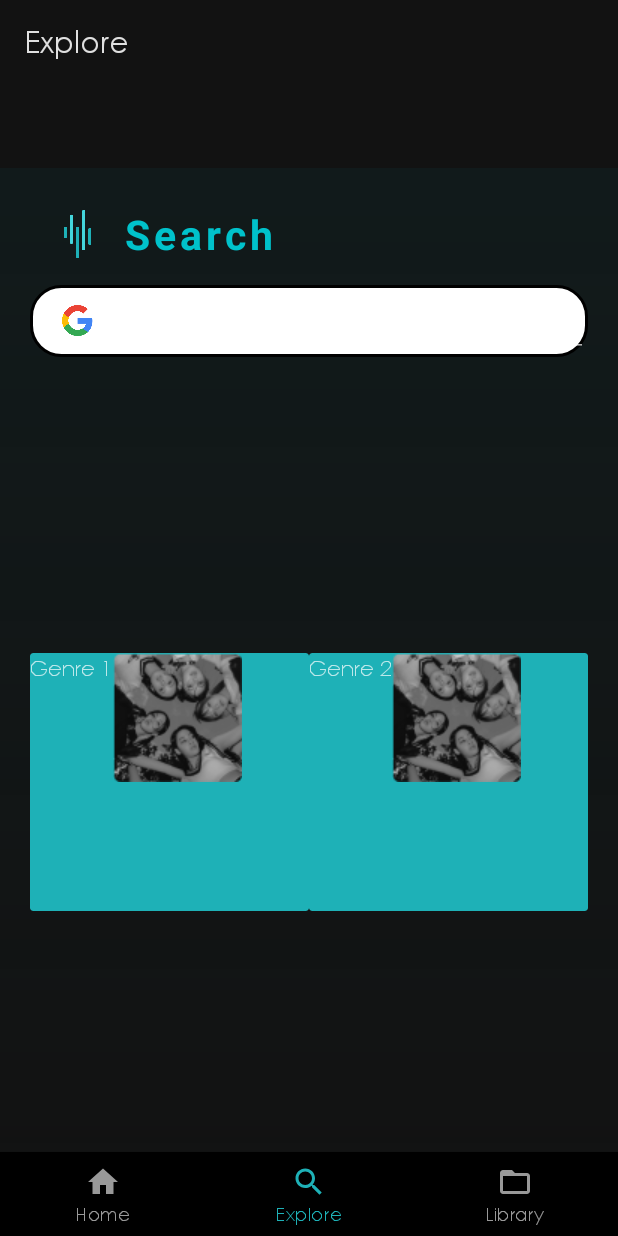
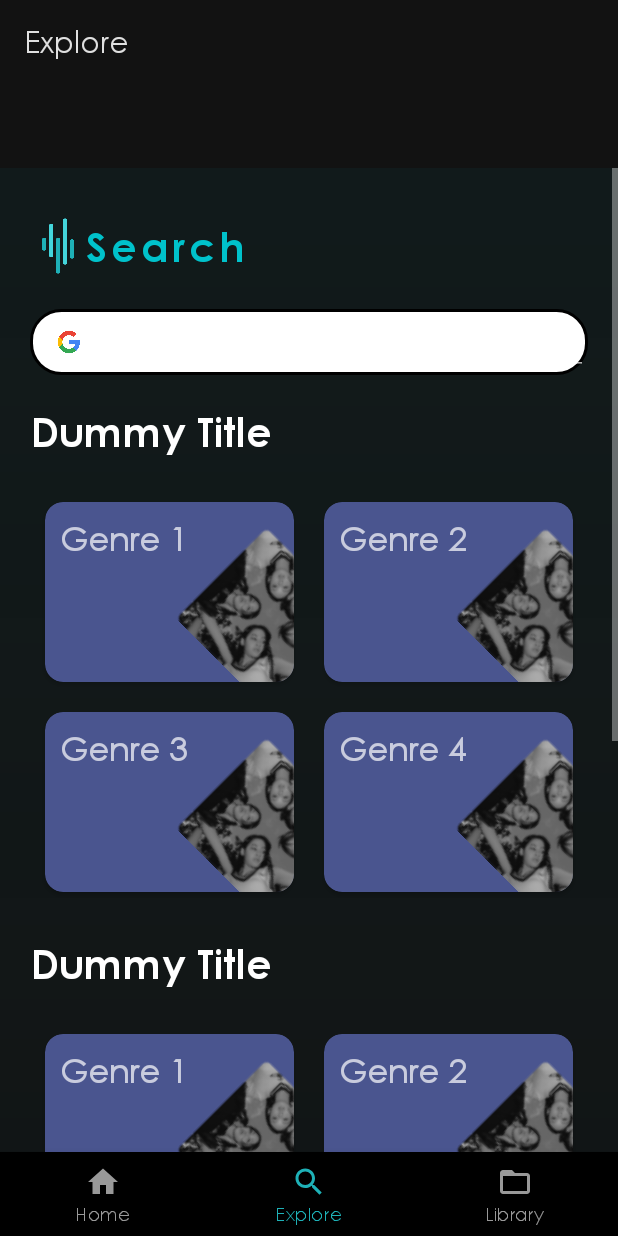
Before and after one commit to RafiqiFariz/flowbyte, an Android app: the ExploreFragment screen opened through its navigation route, on a phone screen of 412 x 824 dp. Run offline under Robolectric (Android 15) with nearby library versions, the phone set to English and light mode, and no system bars; our stand-ins replace navigation-ui.

Commit message:
feat: update explore done

```diff
--- a/app/src/main/java/com/flowbyte/ui/explore/ExploreFragment.kt
+++ b/app/src/main/java/com/flowbyte/ui/explore/ExploreFragment.kt
@@ -34,16 +34,36 @@ class ExploreFragment : Fragment() {
         val listGenres = listOf(
             ListGenre("Genre 1", R.drawable.genre),
             ListGenre("Genre 2", R.drawable.genre),
-            ListGenre("Genre 3", R.drawable.genre)
+            ListGenre("Genre 3", R.drawable.genre),
+            ListGenre("Genre 4", R.drawable.genre)
         )
 
-        // Setting up RecyclerView with GridLayoutManager
-        val layoutManager = GridLayoutManager(requireContext(), 2) // 2 columns
+        val allGenres = listOf(
+            ListGenre("Genre 1", R.drawable.genre),
+            ListGenre("Genre 2", R.drawable.genre),
+            ListGenre("Genre 3", R.drawable.genre),
+            ListGenre("Genre 4", R.drawable.genre),
+            ListGenre("Genre 5", R.drawable.genre),
+            ListGenre("Genre 6", R.drawable.genre),
+            ListGenre("Genre 7", R.drawable.genre),
+            ListGenre("Genre 8", R.drawable.genre)
+        )
+
+        // Setting up RecyclerView with LinearLayoutManager for the first RecyclerView
+        val gridLayoutManager1 = GridLayoutManager(requireContext(), 2) // 2 columns
+        binding.recyclerViewGenre.layoutManager = gridLayoutManager1
 
         // Creating adapter with a lambda to provide the fragment instance
         adapter = RecyclerViewListGenreAdapter({ this }, listGenres)
         binding.recyclerViewGenre.adapter = adapter
-        binding.recyclerViewGenre.layoutManager = layoutManager
+
+        // Setting up RecyclerView with GridLayoutManager for the second RecyclerView
+        val gridLayoutManager2 = GridLayoutManager(requireContext(), 2) // 2 columns
+        binding.recyclerViewALLGenre.layoutManager = gridLayoutManager2
+
+        // Creating adapter with a lambda to provide the fragment instance
+        adapter = RecyclerViewListGenreAdapter({ this }, allGenres)
+        binding.recyclerViewALLGenre.adapter = adapter
 
         return root
     }
--- /dev/null
+++ b/app/src/main/res/drawable/rounded_corners.xml
@@ -0,0 +1,5 @@
+<?xml version="1.0" encoding="utf-8"?>
+<shape xmlns:android="http://schemas.android.com/apk/res/android">
+    <corners android:radius="8dp" />
+    <solid android:color="@color/blue" />
+</shape>
--- /dev/null
+++ b/app/src/main/res/drawable/shape.xml
@@ -0,0 +1,21 @@
+<?xml version="1.0" encoding="utf-8"?>
+<shape
+    xmlns:android="http://schemas.android.com/apk/res/android"
+    android:shape="rectangle"   >
+
+    <solid
+        android:color="#75C922" >
+    </solid>
+
+    <padding
+        android:left="5dp"
+        android:top="5dp"
+        android:right="5dp"
+        android:bottom="5dp"    >
+    </padding>
+
+    <corners
+        android:radius="11dp"   >
+    </corners>
+
+</shape>
--- a/app/src/main/res/layout/fragment_explore.xml
+++ b/app/src/main/res/layout/fragment_explore.xml
@@ -1,9 +1,14 @@
 <?xml version="1.0" encoding="utf-8"?>
-<androidx.constraintlayout.widget.ConstraintLayout xmlns:android="http://schemas.android.com/apk/res/android"
+<ScrollView xmlns:android="http://schemas.android.com/apk/res/android"
     xmlns:app="http://schemas.android.com/apk/res-auto"
     xmlns:tools="http://schemas.android.com/tools"
     android:layout_width="match_parent"
-    android:layout_height="match_parent"
+    android:layout_marginBottom="50dp"
+    android:layout_height="match_parent">
+
+    <androidx.constraintlayout.widget.ConstraintLayout
+        android:layout_width="match_parent"
+        android:layout_height="wrap_content"
         android:padding="@dimen/page_margin"
         android:background="@drawable/gradient_background"
         tools:context=".ui.explore.ExploreFragment">
@@ -18,8 +23,8 @@
             app:layout_constraintEnd_toEndOf="parent">
 
             <ImageView
-            android:layout_width="63dp"
-            android:layout_height="48dp"
+                android:layout_width="37dp"
+                android:layout_height="64dp"
                 android:src="@drawable/logo_flowbyte"
                 android:padding="8dp" />
 
@@ -30,9 +35,9 @@
                 android:text="Search"
                 android:textColor="#00C2CB"
                 android:textSize="27sp"
-            android:fontFamily="sans-serif"
+                android:fontFamily="@font/gothic_b"
                 android:textStyle="bold"
-            android:lineSpacingExtra="27px"
+                android:lineSpacingExtra="36sp"
                 android:layout_gravity="center_vertical"
                 android:letterSpacing=".1" />
         </LinearLayout>
@@ -43,6 +48,7 @@
             android:layout_height="wrap_content"
             android:layout_marginTop="10dp"
             android:orientation="horizontal"
+            android:paddingLeft="10dp"
             android:background="@drawable/rounded_border"
             app:layout_constraintTop_toBottomOf="@id/firstLinearLayout"
             app:layout_constraintStart_toStartOf="parent"
@@ -50,8 +56,8 @@
 
             <ImageView
                 android:id="@+id/logoImageView"
-            android:layout_width="63dp"
-            android:layout_height="38dp"
+                android:layout_width="32dp"
+                android:layout_height="32dp"
                 android:layout_gravity="center"
                 android:src="@drawable/google_icon"
                 android:padding="8dp" />
@@ -59,19 +65,53 @@
             <EditText
                 android:id="@+id/searchEditText"
                 android:layout_width="0dp"
-            android:layout_height="48dp"
+                android:layout_height="44dp"
                 android:layout_weight="1"
                 android:hint="Songs, Artists, Podcasts &amp; More"
                 android:textColor="@color/black"
                 android:padding="10dp"/>
         </LinearLayout>
+
+        <TextView
+            android:id="@+id/textViewTopGenres"
+            style="@style/TextAppearance.AppCompat.Headline"
+            android:layout_width="match_parent"
+            android:layout_height="wrap_content"
+            android:layout_marginTop="20dp"
+            android:text="@string/song_title"
+            android:fontFamily="@font/gothic_b"
+            android:textSize="27dp"
+            app:layout_constraintTop_toBottomOf="@+id/secondLinearLayout" />
+
         <androidx.recyclerview.widget.RecyclerView
             android:id="@+id/recyclerViewGenre"
             android:layout_width="match_parent"
+            android:layout_marginTop="20dp"
             android:layout_height="wrap_content"
             app:layoutManager="androidx.recyclerview.widget.LinearLayoutManager"
-        app:layout_constraintTop_toBottomOf="@id/secondLinearLayout"
-        app:layout_constraintBottom_toBottomOf="parent"
+            app:layout_constraintTop_toBottomOf="@id/textViewTopGenres"
+            app:layout_constraintStart_toStartOf="parent"
+            app:layout_constraintEnd_toEndOf="parent"/>
+
+        <TextView
+            android:id="@+id/textViewAllGenres"
+            style="@style/TextAppearance.AppCompat.Headline"
+            android:layout_width="match_parent"
+            android:layout_height="wrap_content"
+            android:layout_marginTop="20dp"
+            android:text="@string/song_title"
+            android:fontFamily="@font/gothic_b"
+            android:textSize="27dp"
+            app:layout_constraintTop_toBottomOf="@+id/recyclerViewGenre" />
+
+        <androidx.recyclerview.widget.RecyclerView
+            android:id="@+id/recyclerViewALLGenre"
+            android:layout_width="match_parent"
+            android:layout_marginTop="20dp"
+            android:layout_height="wrap_content"
+            app:layoutManager="androidx.recyclerview.widget.LinearLayoutManager"
+            app:layout_constraintTop_toBottomOf="@id/textViewAllGenres"
             app:layout_constraintStart_toStartOf="parent"
             app:layout_constraintEnd_toEndOf="parent"/>
     </androidx.constraintlayout.widget.ConstraintLayout>
+</ScrollView>
--- a/app/src/main/res/layout/layout_card_components.xml
+++ b/app/src/main/res/layout/layout_card_components.xml
@@ -1,27 +1,40 @@
 <?xml version="1.0" encoding="utf-8"?>
-<androidx.cardview.widget.CardView xmlns:android="http://schemas.android.com/apk/res/android"
+<androidx.cardview.widget.CardView
+    xmlns:android="http://schemas.android.com/apk/res/android"
+    xmlns:app="http://schemas.android.com/apk/res-auto"
+    xmlns:tools="http://schemas.android.com/tools"
     android:layout_width="match_parent"
-    android:layout_height="match_parent"
-    android:backgroundTint="@color/light_sea_green"
+    android:layout_height="wrap_content"
     android:id='@+id/cardView'
-    >
+    android:layout_margin="10dp"
+    app:cardCornerRadius="12dp"
+    android:backgroundTint="#4A558F">
     <LinearLayout
         android:layout_width="match_parent"
-        android:layout_height="match_parent"
-        android:layout_gravity="center"
+        android:layout_height="120dp"
+        android:layout_gravity="end"
         android:orientation="horizontal">
         <TextView
+            android:id="@+id/cardText"
             android:layout_width="wrap_content"
             android:layout_height="wrap_content"
-            android:id='@+id/cardText'
-            android:text="Test"/>
-
+            android:textStyle="bold"
+            android:textSize="21sp"
+            android:layout_margin="10dp"
+            android:text="Kpop" />
+        <Space
+            android:layout_width="match_parent"
+            android:layout_height="wrap_content"
+            android:layout_weight="1" />
         <ImageView
-            android:src="@drawable/genre"
+            android:id="@+id/imageCard"
             android:layout_width="wrap_content"
             android:layout_height="wrap_content"
-            android:scaleType="centerCrop"
-            android:id='@+id/imageCard'/>
+            android:src="@drawable/genre"
+            android:layout_gravity="bottom"
+            android:layout_marginTop="-45dp"
+            android:rotation="45"
+            android:scaleType="centerCrop"/>
     </LinearLayout>
 
 </androidx.cardview.widget.CardView>
```
Lines whose indentation alone changed are shown as unchanged.
